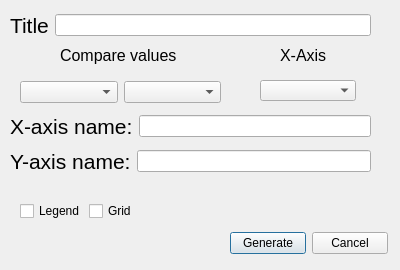
bb305496/CSV_Weather_Dashboard, file Qt_Designer/scatterchartdialog.ui: the form before one commit.
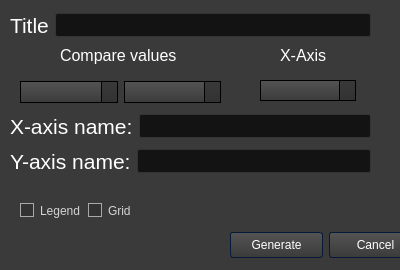
The form after the commit. Icons and pictures are not drawn.

What changed in the file:
```diff
--- a/Qt_Designer/scatterchartdialog.ui
+++ b/Qt_Designer/scatterchartdialog.ui
@@ -17,13 +17,1003 @@
    <iconset>
     <normaloff>../Icons/line-chart.png</normaloff>../Icons/line-chart.png</iconset>
   </property>
+  <property name="styleSheet">
+   <string notr="true">/*Copyright (c) DevSec Studio. All rights reserved.
+
+MIT License
+
+Permission is hereby granted, free of charge, to any person obtaining a copy
+of this software and associated documentation files (the &quot;Software&quot;), to deal
+in the Software without restriction, including without limitation the rights
+to use, copy, modify, merge, publish, distribute, sublicense, and/or sell
+copies of the Software, and to permit persons to whom the Software is
+furnished to do so, subject to the following conditions:
+
+The above copyright notice and this permission notice shall be included in all
+copies or substantial portions of the Software.
+
+THE SOFTWARE IS PROVIDED *AS IS*, WITHOUT WARRANTY OF ANY KIND, EXPRESS OR
+IMPLIED, INCLUDING BUT NOT LIMITED TO THE WARRANTIES OF MERCHANTABILITY,
+FITNESS FOR A PARTICULAR PURPOSE AND NONINFRINGEMENT. IN NO EVENT SHALL THE
+AUTHORS OR COPYRIGHT HOLDERS BE LIABLE FOR ANY CLAIM, DAMAGES OR OTHER
+LIABILITY, WHETHER IN AN ACTION OF CONTRACT, TORT OR OTHERWISE, ARISING FROM,
+OUT OF OR IN CONNECTION WITH THE SOFTWARE OR THE USE OR OTHER DEALINGS IN THE SOFTWARE.
+*/
+
+/*-----QWidget-----*/
+QWidget
+{
+	background-color: #3a3a3a;
+	color: #fff;
+	selection-background-color: #b78620;
+	selection-color: #000;
+
+}
+
+
+/*-----QLabel-----*/
+QLabel
+{
+	background-color: transparent;
+	color: #fff;
+
+}
+
+
+/*-----QMenuBar-----*/
+QMenuBar 
+{
+	background-color: qlineargradient(spread:repeat, x1:1, y1:0, x2:1, y2:1, stop:0 rgba(57, 57, 57, 255),stop:1 rgba(50, 50, 50, 255));
+	border: 1px solid #000;
+	color: #fff;
+
+}
+
+
+QMenuBar::item 
+{
+	background-color: transparent;
+
+}
+
+
+QMenuBar::item:selected 
+{
+	background-color: rgba(183, 134, 32, 20%);
+	border: 1px solid #b78620;
+	color: #fff;
+
+}
+
+
+QMenuBar::item:pressed 
+{
+	background-color: rgb(183, 134, 32);
+	border: 1px solid #b78620;
+	color: #fff;
+
+}
+
+
+/*-----QMenu-----*/
+QMenu
+{
+    background-color: qlineargradient(spread:repeat, x1:1, y1:0, x2:1, y2:1, stop:0 rgba(57, 57, 57, 255),stop:1 rgba(50, 50, 50, 255));
+    border: 1px solid #222;
+    padding: 4px;
+	color: #fff;
+
+}
+
+
+QMenu::item
+{
+    background-color: transparent;
+    padding: 2px 20px 2px 20px;
+
+}
+
+
+QMenu::separator
+{
+   	background-color: rgb(183, 134, 32);
+	height: 1px;
+
+}
+
+
+QMenu::item:disabled
+{
+    color: #555;
+    background-color: transparent;
+    padding: 2px 20px 2px 20px;
+
+}
+
+
+QMenu::item:selected
+{
+	background-color: rgba(183, 134, 32, 20%);
+	border: 1px solid #b78620;
+	color: #fff;
+
+}
+
+
+/*-----QToolBar-----*/
+QToolBar
+{
+	background-color: qlineargradient(spread:repeat, x1:1, y1:0, x2:1, y2:1, stop:0 rgba(69, 69, 69, 255),stop:1 rgba(58, 58, 58, 255));
+	border-top: none;
+	border-bottom: 1px solid #4f4f4f;
+	border-left: 1px solid #4f4f4f;
+	border-right: 1px solid #4f4f4f;
+
+}
+
+
+QToolBar::separator
+{
+	background-color: #2e2e2e;
+	width: 1px;
+
+}
+
+
+/*-----QToolButton-----*/
+QToolButton 
+{
+	background-color: transparent;
+	color: #fff;
+	padding: 5px;
+	padding-left: 8px;
+	padding-right: 8px;
+	margin-left: 1px;
+}
+
+
+QToolButton:hover
+{
+	background-color: rgba(183, 134, 32, 20%);
+	border: 1px solid #b78620;
+	color: #fff;
+	
+}
+
+
+QToolButton:pressed
+{
+	background-color: qlineargradient(spread:repeat, x1:1, y1:0, x2:1, y2:1, stop:0 rgba(57, 57, 57, 255),stop:1 rgba(50, 50, 50, 255));
+	border: 1px solid #b78620;
+
+}
+
+
+QToolButton:checked
+{
+	background-color: qlineargradient(spread:repeat, x1:1, y1:0, x2:1, y2:1, stop:0 rgba(57, 57, 57, 255),stop:1 rgba(50, 50, 50, 255));
+	border: 1px solid #222;
+}
+
+
+/*-----QPushButton-----*/
+QPushButton
+{
+	background-color: qlineargradient(spread:repeat, x1:1, y1:0, x2:1, y2:1, stop:0 rgba(84, 84, 84, 255),stop:1 rgba(59, 59, 59, 255));
+	color: #ffffff;
+	min-width: 80px;
+	border-style: solid;
+	border-width: 1px;
+	border-radius: 3px;
+	border-color: #051a39;
+	padding: 5px;
+
+}
+
+
+QPushButton::flat
+{
+	background-color: transparent;
+	border: none;
+	color: #fff;
+
+}
+
+
+QPushButton::disabled
+{
+	background-color: #404040;
+	color: #656565;
+	border-color: #051a39;
+
+}
+
+
+QPushButton::hover
+{
+	background-color: rgba(183, 134, 32, 20%);
+	border: 1px solid #b78620;
+
+}
+
+
+QPushButton::pressed
+{
+	background-color: qlineargradient(spread:repeat, x1:1, y1:0, x2:1, y2:1, stop:0 rgba(74, 74, 74, 255),stop:1 rgba(49, 49, 49, 255));
+	border: 1px solid #b78620;
+
+}
+
+
+QPushButton::checked
+{
+	background-color: qlineargradient(spread:repeat, x1:1, y1:0, x2:1, y2:1, stop:0 rgba(74, 74, 74, 255),stop:1 rgba(49, 49, 49, 255));
+	border: 1px solid #222;
+
+}
+
+
+/*-----QLineEdit-----*/
+QLineEdit
+{
+	background-color: #131313;
+	color : #eee;
+	border: 1px solid #343434;
+	border-radius: 2px;
+	padding: 3px;
+	padding-left: 5px;
+
+}
+
+
+/*-----QPlainTExtEdit-----*/
+QPlainTextEdit
+{
+	background-color: #131313;
+	color : #eee;
+	border: 1px solid #343434;
+	border-radius: 2px;
+	padding: 3px;
+	padding-left: 5px;
+
+}
+
+
+/*-----QTabBar-----*/
+QTabBar::tab
+{
+	background-color: qlineargradient(spread:repeat, x1:1, y1:0, x2:1, y2:1, stop:0 rgba(84, 84, 84, 255),stop:1 rgba(59, 59, 59, 255));
+	color: #ffffff;
+	border-style: solid;
+	border-width: 1px;
+	border-color: #666;
+	border-bottom: none;
+	padding: 5px;
+	padding-left: 15px;
+	padding-right: 15px;
+
+}
+
+
+QTabWidget::pane 
+{
+	background-color: red;
+	border: 1px solid #666;
+	top: 1px;
+
+}
+
+
+QTabBar::tab:last
+{
+	margin-right: 0; 
+
+}
+
+
+QTabBar::tab:first:!selected
+{
+	background-color: #0c0c0d;
+	margin-left: 0px;
+
+}
+
+
+QTabBar::tab:!selected
+{
+	color: #b1b1b1;
+	border-bottom-style: solid;
+	background-color: #0c0c0d;
+
+}
+
+
+QTabBar::tab:selected
+{
+	margin-bottom: 0px;
+
+}
+
+
+QTabBar::tab:!selected:hover
+{
+	border-top-color: #b78620;
+
+}
+
+
+/*-----QComboBox-----*/
+QComboBox
+{
+    background-color: qlineargradient(spread:repeat, x1:1, y1:0, x2:1, y2:1, stop:0 rgba(84, 84, 84, 255),stop:1 rgba(59, 59, 59, 255));
+    border: 1px solid #000;
+    padding-left: 6px;
+    color: #ffffff;
+    height: 20px;
+
+}
+
+
+QComboBox::disabled
+{
+	background-color: #404040;
+	color: #656565;
+	border-color: #051a39;
+
+}
+
+
+QComboBox:on
+{
+    background-color: #b78620;
+	color: #000;
+
+}
+
+
+QComboBox QAbstractItemView
+{
+    background-color: #383838;
+    color: #ffffff;
+    border: 1px solid black;
+    selection-background-color: #b78620;
+    outline: 0;
+
+}
+
+
+QComboBox::drop-down
+{
+	background-color: qlineargradient(spread:repeat, x1:1, y1:0, x2:1, y2:1, stop:0 rgba(57, 57, 57, 255),stop:1 rgba(50, 50, 50, 255));
+    subcontrol-origin: padding;
+    subcontrol-position: top right;
+    width: 15px;
+    border-left-width: 1px;
+    border-left-color: black;
+    border-left-style: solid; 
+
+}
+
+
+QComboBox::down-arrow
+{
+    image: url(://arrow-down.png);
+    width: 8px;
+    height: 8px;
+}
+
+
+/*-----QSpinBox &amp; QDateTimeEdit-----*/
+QSpinBox,
+QDateTimeEdit 
+{
+    background-color: #131313;
+	color : #eee;
+	border: 1px solid #343434;
+	padding: 3px;
+	padding-left: 5px;
+    border-radius : 2px;
+
+}
+
+
+QSpinBox::up-button, 
+QDateTimeEdit::up-button
+{
+	border-top-right-radius:2px;
+	background-color: #777777;
+    width: 16px; 
+    border-width: 1px;
+
+}
+
+
+QSpinBox::up-button:hover, 
+QDateTimeEdit::up-button:hover
+{
+	background-color: #585858;
+
+}
+
+
+QSpinBox::up-button:pressed, 
+QDateTimeEdit::up-button:pressed
+{
+	background-color: #252525;
+    width: 16px; 
+    border-width: 1px;
+
+}
+
+
+QSpinBox::up-arrow,
+QDateTimeEdit::up-arrow
+{
+    image: url(://arrow-up.png);
+    width: 7px;
+    height: 7px;
+
+}
+
+
+QSpinBox::down-button, 
+QDateTimeEdit::down-button
+{
+	border-bottom-right-radius:2px;
+	background-color: #777777;
+    width: 16px; 
+    border-width: 1px;
+
+}
+
+
+QSpinBox::down-button:hover, 
+QDateTimeEdit::down-button:hover
+{
+	background-color: #585858;
+
+}
+
+
+QSpinBox::down-button:pressed, 
+QDateTimeEdit::down-button:pressed
+{
+	background-color: #252525;
+    width: 16px; 
+    border-width: 1px;
+
+}
+
+
+QSpinBox::down-arrow,
+QDateTimeEdit::down-arrow
+{
+    image: url(://arrow-down.png);
+    width: 7px;
+    height: 7px;
+
+}
+
+
+/*-----QGroupBox-----*/
+QGroupBox 
+{
+    border: 1px solid;
+    border-color: #666666;
+	border-radius: 5px;
+    margin-top: 20px;
+
+}
+
+
+QGroupBox::title  
+{
+    background-color: transparent;
+    color: #eee;
+    subcontrol-origin: margin;
+    padding: 5px;
+	border-top-left-radius: 3px;
+	border-top-right-radius: 3px;
+
+}
+
+
+/*-----QHeaderView-----*/
+QHeaderView::section
+{
+    background-color: qlineargradient(spread:repeat, x1:1, y1:0, x2:1, y2:1, stop:0 rgba(60, 60, 60, 255),stop:1 rgba(50, 50, 50, 255));
+	border: 1px solid #000;
+    color: #fff;
+    text-align: left;
+	padding: 4px;
+	
+}
+
+
+QHeaderView::section:disabled
+{
+    background-color: #525251;
+    color: #656565;
+
+}
+
+
+QHeaderView::section:checked
+{
+    background-color: qlineargradient(spread:repeat, x1:1, y1:0, x2:1, y2:1, stop:0 rgba(60, 60, 60, 255),stop:1 rgba(50, 50, 50, 255));
+    color: #fff;
+
+}
+
+
+QHeaderView::section::vertical::first,
+QHeaderView::section::vertical::only-one
+{
+    border-top: 1px solid #353635;
+
+}
+
+
+QHeaderView::section::vertical
+{
+    border-top: 1px solid #353635;
+
+}
+
+
+QHeaderView::section::horizontal::first,
+QHeaderView::section::horizontal::only-one
+{
+    border-left: 1px solid #353635;
+
+}
+
+
+QHeaderView::section::horizontal
+{
+    border-left: 1px solid #353635;
+
+}
+
+
+QTableCornerButton::section
+{
+    background-color: qlineargradient(spread:repeat, x1:1, y1:0, x2:1, y2:1, stop:0 rgba(60, 60, 60, 255),stop:1 rgba(50, 50, 50, 255));
+	border: 1px solid #000;
+    color: #fff;
+
+}
+
+
+/*-----QTreeWidget-----*/
+QTreeView
+{
+	show-decoration-selected: 1;
+	alternate-background-color: #3a3a3a;
+	selection-color: #fff;
+	background-color: #2d2d2d;
+	border: 1px solid gray;
+	padding-top : 5px;
+	color: #fff;
+	font: 8pt;
+
+}
+
+
+QTreeView::item:selected
+{
+	color:#fff;
+	background-color: #b78620;
+	border-radius: 0px;
+
+}
+
+
+QTreeView::item:!selected:hover
+{
+    background-color: #262626;
+    border: none;
+    color: white;
+
+}
+
+
+QTreeView::branch:has-children:!has-siblings:closed,
+QTreeView::branch:closed:has-children:has-siblings 
+{
+	image: url(://tree-closed.png);
+
+}
+
+
+QTreeView::branch:open:has-children:!has-siblings,
+QTreeView::branch:open:has-children:has-siblings  
+{
+	image: url(://tree-open.png);
+
+}
+
+
+/*-----QListView-----*/
+QListView 
+{
+	background-color: qlineargradient(spread:repeat, x1:1, y1:0, x2:1, y2:1, stop:0 rgba(83, 83, 83, 255),stop:0.293269 rgba(81, 81, 81, 255),stop:0.634615 rgba(79, 79, 79, 255),stop:1 rgba(83, 83, 83, 255));
+    border : none;
+    color: white;
+    show-decoration-selected: 1; 
+    outline: 0;
+	border: 1px solid gray;
+
+}
+
+
+QListView::disabled 
+{
+	background-color: #656565;
+	color: #1b1b1b;
+    border: 1px solid #656565;
+
+}
+
+
+QListView::item 
+{
+	background-color: #2d2d2d;
+    padding: 1px;
+
+}
+
+
+QListView::item:alternate 
+{
+    background-color: #3a3a3a;
+
+}
+
+
+QListView::item:selected 
+{
+	background-color: #b78620;
+	border: 1px solid #b78620;
+	color: #fff;
+
+}
+
+
+QListView::item:selected:!active 
+{
+	background-color: #b78620;
+	border: 1px solid #b78620;
+	color: #fff;
+
+}
+
+
+QListView::item:selected:active 
+{
+	background-color: #b78620;
+	border: 1px solid #b78620;
+	color: #fff;
+
+}
+
+
+QListView::item:hover {
+    background-color: #262626;
+    border: none;
+    color: white;
+
+}
+
+
+/*-----QCheckBox-----*/
+QCheckBox
+{
+	background-color: transparent;
+    color: lightgray;
+	border: none;
+
+}
+
+
+QCheckBox::indicator
+{
+    background-color: #323232;
+    border: 1px solid darkgray;
+    width: 12px;
+    height: 12px;
+
+}
+
+
+QCheckBox::indicator:checked
+{
+    image:url(&quot;./ressources/check.png&quot;);
+	background-color: #b78620;
+    border: 1px solid #3a546e;
+
+}
+
+
+QCheckBox::indicator:unchecked:hover
+{
+	border: 1px solid #b78620; 
+
+}
+
+
+QCheckBox::disabled
+{
+	color: #656565;
+
+}
+
+
+QCheckBox::indicator:disabled
+{
+	background-color: #656565;
+	color: #656565;
+    border: 1px solid #656565;
+
+}
+
+
+/*-----QRadioButton-----*/
+QRadioButton 
+{
+	color: lightgray;
+	background-color: transparent;
+
+}
+
+
+QRadioButton::indicator::unchecked:hover 
+{
+	background-color: lightgray;
+	border: 2px solid #b78620;
+	border-radius: 6px;
+}
+
+
+QRadioButton::indicator::checked 
+{
+	border: 2px solid #b78620;
+	border-radius: 6px;
+	background-color: rgba(183,134,32,20%);  
+	width: 9px; 
+	height: 9px; 
+
+}
+
+
+/*-----QSlider-----*/
+QSlider::groove:horizontal 
+{
+	background-color: transparent;
+	height: 3px;
+
+}
+
+
+QSlider::sub-page:horizontal 
+{
+	background-color: #b78620;
+
+}
+
+
+QSlider::add-page:horizontal 
+{
+	background-color: #131313;
+
+}
+
+
+QSlider::handle:horizontal 
+{
+	background-color: #b78620;
+	width: 14px;
+	margin-top: -6px;
+	margin-bottom: -6px;
+	border-radius: 6px;
+
+}
+
+
+QSlider::handle:horizontal:hover 
+{
+	background-color: #d89e25;
+	border-radius: 6px;
+
+}
+
+
+QSlider::sub-page:horizontal:disabled 
+{
+	background-color: #bbb;
+	border-color: #999;
+
+}
+
+
+QSlider::add-page:horizontal:disabled 
+{
+	background-color: #eee;
+	border-color: #999;
+
+}
+
+
+QSlider::handle:horizontal:disabled 
+{
+	background-color: #eee;
+	border: 1px solid #aaa;
+	border-radius: 3px;
+
+}
+
+
+/*-----QScrollBar-----*/
+QScrollBar:horizontal
+{
+    border: 1px solid #222222;
+    background-color: #3d3d3d;
+    height: 15px;
+    margin: 0px 16px 0 16px;
+
+}
+
+
+QScrollBar::handle:horizontal
+{
+	background-color: qlineargradient(spread:repeat, x1:1, y1:0, x2:1, y2:1, stop:0 rgba(97, 97, 97, 255),stop:1 rgba(90, 90, 90, 255));
+	border: 1px solid #2d2d2d;
+    min-height: 20px;
+
+}
+
+
+QScrollBar::add-line:horizontal
+{
+	background-color: qlineargradient(spread:repeat, x1:1, y1:0, x2:1, y2:1, stop:0 rgba(97, 97, 97, 255),stop:1 rgba(90, 90, 90, 255));
+	border: 1px solid #2d2d2d;
+    width: 15px;
+    subcontrol-position: right;
+    subcontrol-origin: margin;
+
+}
+
+
+QScrollBar::sub-line:horizontal
+{
+	background-color: qlineargradient(spread:repeat, x1:1, y1:0, x2:1, y2:1, stop:0 rgba(97, 97, 97, 255),stop:1 rgba(90, 90, 90, 255));
+	border: 1px solid #2d2d2d;
+    width: 15px;
+    subcontrol-position: left;
+    subcontrol-origin: margin;
+
+}
+
+
+QScrollBar::right-arrow:horizontal
+{
+    image: url(://arrow-right.png);
+    width: 6px;
+    height: 6px;
+
+}
+
+
+QScrollBar::left-arrow:horizontal
+{
+    image: url(://arrow-left.png);
+    width: 6px;
+    height: 6px;
+
+}
+
+
+QScrollBar::add-page:horizontal, QScrollBar::sub-page:horizontal
+{
+    background: none;
+
+}
+
+
+QScrollBar:vertical
+{
+    background-color: #3d3d3d;
+    width: 16px;
+	border: 1px solid #2d2d2d;
+    margin: 16px 0px 16px 0px;
+
+}
+
+
+QScrollBar::handle:vertical
+{
+    background-color: qlineargradient(spread:repeat, x1:1, y1:0, x2:1, y2:1, stop:0 rgba(97, 97, 97, 255),stop:1 rgba(90, 90, 90, 255));
+	border: 1px solid #2d2d2d;
+    min-height: 20px;
+
+}
+
+
+QScrollBar::add-line:vertical
+{
+	background-color: qlineargradient(spread:repeat, x1:1, y1:0, x2:1, y2:1, stop:0 rgba(97, 97, 97, 255),stop:1 rgba(90, 90, 90, 255));
+	border: 1px solid #2d2d2d;
+    height: 15px;
+    subcontrol-position: bottom;
+    subcontrol-origin: margin;
+
+}
+
+
+QScrollBar::sub-line:vertical
+{
+	background-color: qlineargradient(spread:repeat, x1:1, y1:0, x2:1, y2:1, stop:0 rgba(97, 97, 97, 255),stop:1 rgba(90, 90, 90, 255));
+	border: 1px solid #2d2d2d;
+    height: 15px;
+    subcontrol-position: top;
+    subcontrol-origin: margin;
+
+}
+
+
+QScrollBar::up-arrow:vertical
+{
+    image: url(://arrow-up.png);
+    width: 6px;
+    height: 6px;
+
+}
+
+
+QScrollBar::down-arrow:vertical
+{
+    image: url(://arrow-down.png);
+    width: 6px;
+    height: 6px;
+
+}
+
+
+QScrollBar::add-page:vertical, QScrollBar::sub-page:vertical
+{
+    background: none;
+
+}
+
+
+/*-----QProgressBar-----*/
+QProgressBar
+{
+    border: 1px solid #666666;
+    text-align: center;
+	color: #000;
+	font-weight: bold;
+
+}
+
+
+QProgressBar::chunk
+{
+    background-color: #b78620;
+    width: 30px;
+    margin: 0.5px;
+
+}
+
+</string>
+  </property>
   <widget class="QWidget" name="layoutWidget">
    <property name="geometry">
     <rect>
      <x>230</x>
      <y>230</y>
-     <width>158</width>
-     <height>26</height>
+     <width>192</width>
+     <height>30</height>
     </rect>
    </property>
    <layout class="QHBoxLayout" name="horizontalLayout">
@@ -184,7 +1174,7 @@
     </item>
    </layout>
   </widget>
-  <widget class="QWidget" name="">
+  <widget class="QWidget" name="layoutWidget">
    <property name="geometry">
     <rect>
      <x>20</x>
```
